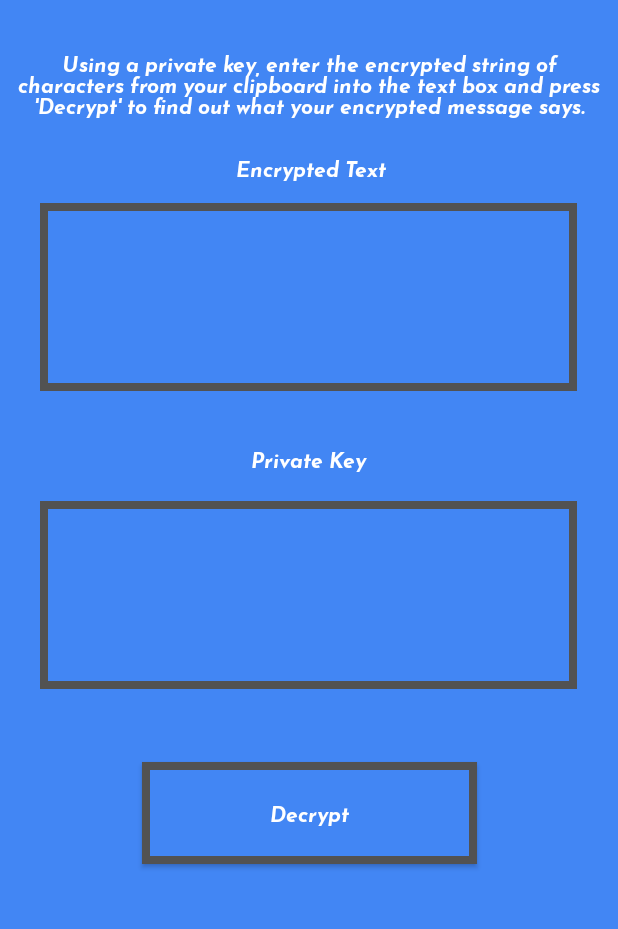
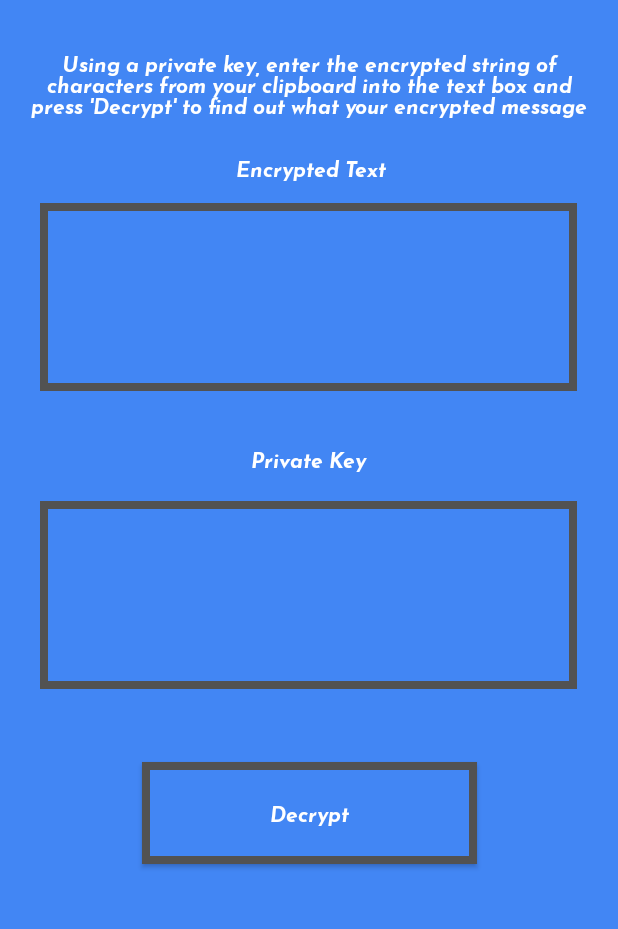
Before and after one commit to alexgamache/CryptIt, an Android app: the DecryptActivity screen opened directly, with no data from a screen before it, on a phone screen of 412 x 824 dp, the part 231-1160 px from its top. Run offline under Robolectric (Android 15) with nearby library versions, the phone set to English and light mode, and no system bars.

Commit message:
Changed width of decrypt activity text.

```diff
--- a/app/src/main/res/layout/activity_decrypt.xml
+++ b/app/src/main/res/layout/activity_decrypt.xml
@@ -75,7 +75,7 @@
 
     <TextView
         android:id="@+id/textView2"
-        android:layout_width="404dp"
+        android:layout_width="388dp"
         android:layout_height="49dp"
         android:fontFamily="@font/josefin"
         android:gravity="center"
```
